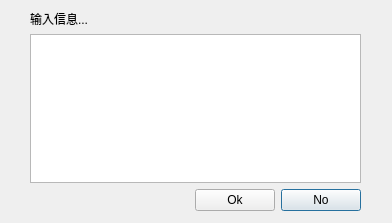
The window that src/RedisView/AppView/inputdialog.ui (cc20110101/RedisView) describes before a commit, drawn with Qt 5.
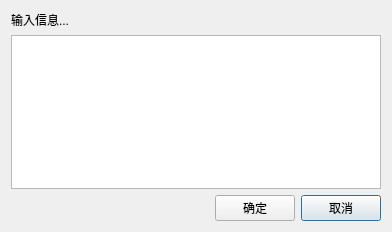
The same window after the commit.

What changed in the file:
```diff
--- a/src/RedisView/AppView/inputdialog.ui
+++ b/src/RedisView/AppView/inputdialog.ui
@@ -7,21 +7,14 @@
     <x>0</x>
     <y>0</y>
     <width>392</width>
-    <height>223</height>
+    <height>232</height>
    </rect>
   </property>
   <property name="windowTitle">
    <string>Dialog</string>
   </property>
-  <widget class="QWidget" name="layoutWidget">
-   <property name="geometry">
-    <rect>
-     <x>30</x>
-     <y>10</y>
-     <width>331</width>
-     <height>201</height>
-    </rect>
-   </property>
+  <layout class="QGridLayout" name="gridLayout_2">
+   <item row="0" column="0">
    <layout class="QGridLayout" name="gridLayout">
     <item row="0" column="0">
      <widget class="QLabel" name="_label">
@@ -33,22 +26,23 @@
     <item row="2" column="6">
      <widget class="QPushButton" name="_pushButtonN">
       <property name="text">
-       <string>No</string>
+        <string>取消</string>
       </property>
      </widget>
     </item>
     <item row="2" column="5">
      <widget class="QPushButton" name="_pushButtonY">
       <property name="text">
-       <string>Ok</string>
+        <string>确定</string>
       </property>
      </widget>
     </item>
     <item row="1" column="0" colspan="7">
-     <widget class="QTextEdit" name="_textEdit"/>
-    </item>
-   </layout>
-  </widget>
+      <widget class="QTextEdit" name="_inputTextEdit"/>
+     </item>
+    </layout>
+   </item>
+  </layout>
  </widget>
  <resources/>
  <connections/>
```
Lines whose indentation alone changed are shown as unchanged.
